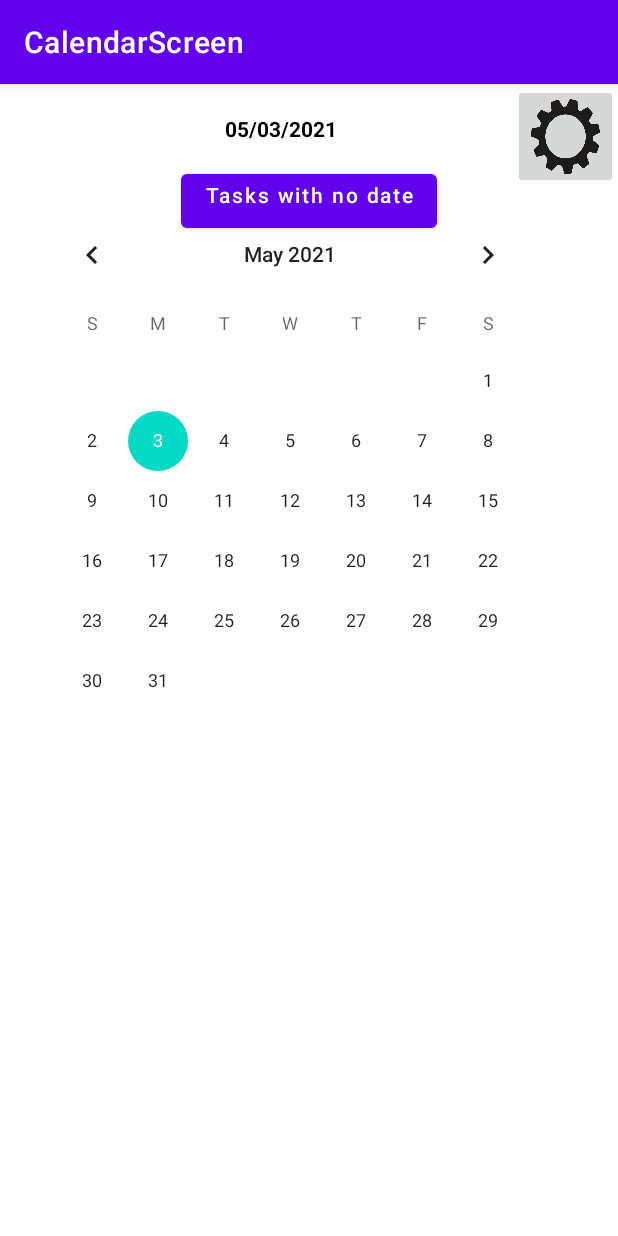
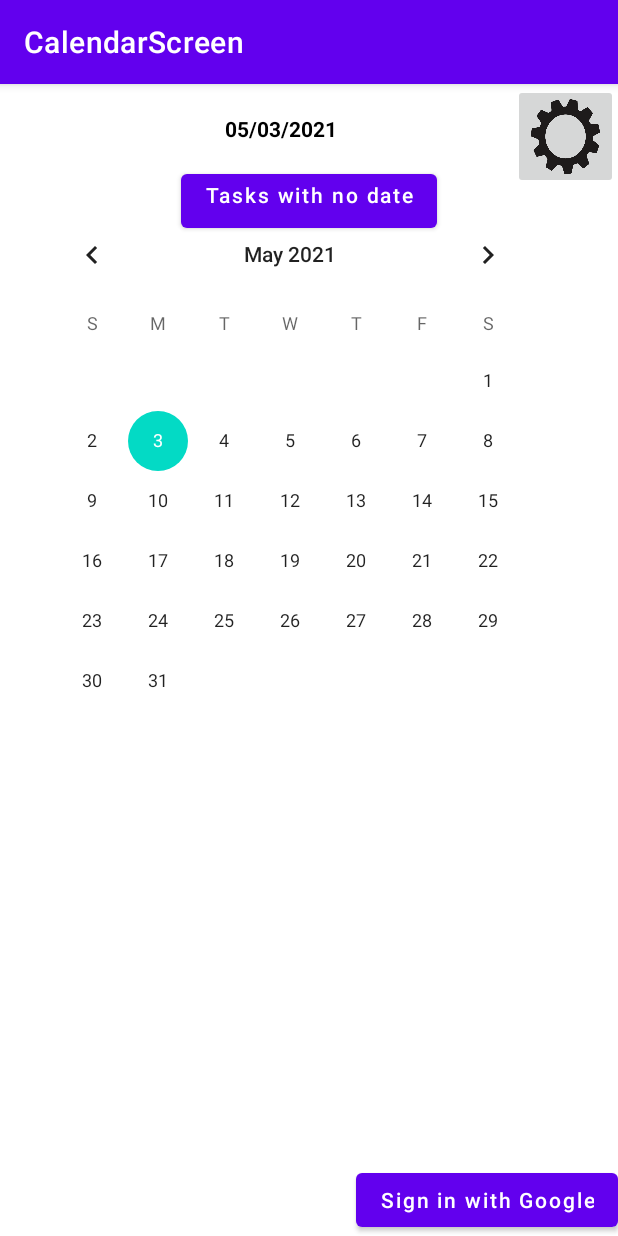
Before and after one commit to MatthewSpitzley/SimpleScheduler, an Android app: the CalendarScreen screen opened directly, with no data from a screen before it, on a phone screen of 412 x 824 dp. Run offline under Robolectric (Android 15) with nearby library versions, the phone set to English and light mode, and no system bars.

Commit message:
added credentials.json, added in a login activity, added a button to the calendar and tasklist screen that lead to the login activity

```diff
--- a/SimpleSchedulerApp/app/src/main/java/com/example/simpleschedulerproject/CalendarScreen.java
+++ b/SimpleSchedulerApp/app/src/main/java/com/example/simpleschedulerproject/CalendarScreen.java
@@ -34,7 +34,7 @@ public class CalendarScreen extends AppCompatActivity {
     private TextView dateView;
     private Button noDate;
     private ImageButton settingsBtn;
-    private Button taskListBtn;
+    private Button signInBtn;
     private TextView mTextView;
 
 
@@ -48,7 +48,7 @@ public class CalendarScreen extends AppCompatActivity {
         dateView = (TextView)findViewById(R.id.date_view);
         noDate = (Button)findViewById(R.id.noDate);
         settingsBtn = findViewById(R.id.settings);
-        //taskListBtn = findViewById(R.id.taskList);
+        signInBtn = findViewById(R.id.sign_in_button);
 
         SharedPreferences sharedPreferences = PreferenceManager.getDefaultSharedPreferences(this /* Activity context */);
         int dateDisplayFormat = 0;
@@ -77,13 +77,13 @@ public class CalendarScreen extends AppCompatActivity {
             }
         });
 
-        /*taskListBtn.setOnClickListener(new View.OnClickListener(){
+        signInBtn.setOnClickListener(new View.OnClickListener(){
             @Override
             public void onClick(View v){
-                Intent i = new Intent(CalendarScreen.this, MainActivity.class);
+                Intent i = new Intent(CalendarScreen.this, GoogleSignInActivity.class);
                 startActivity(i);
             }
-        });*/
+        });
 
         calendar.setOnDateChangeListener(new CalendarView.OnDateChangeListener(){
             @Override
--- a/SimpleSchedulerApp/app/src/main/java/com/example/simpleschedulerproject/SettingsActivity.java
+++ b/SimpleSchedulerApp/app/src/main/java/com/example/simpleschedulerproject/SettingsActivity.java
@@ -41,15 +41,15 @@ public class SettingsActivity extends AppCompatActivity {
         @Override
         public void onCreatePreferences(Bundle savedInstanceState, String rootKey) {
             setPreferencesFromResource(R.xml.root_preferences, rootKey);
-            Preference signInButton = findPreference(getString(R.string.GoogleSignIn));
+            //Preference signInButton = findPreference(getString(R.string.GoogleSignIn));
             Preference helpButton = findPreference(getString(R.string.help));
-            signInButton.setOnPreferenceClickListener(new Preference.OnPreferenceClickListener() {
+            /*signInButton.setOnPreferenceClickListener(new Preference.OnPreferenceClickListener() {
                 @Override
                 public boolean onPreferenceClick(Preference preference) {
 
                     return true;
                 }
-            });
+            });*/
             helpButton.setOnPreferenceClickListener(new Preference.OnPreferenceClickListener() {
                 @Override
                 public boolean onPreferenceClick(Preference preference) {
--- a/SimpleSchedulerApp/app/src/main/res/layout/activity_calendar_screen.xml
+++ b/SimpleSchedulerApp/app/src/main/res/layout/activity_calendar_screen.xml
@@ -46,11 +46,12 @@
         android:src="@drawable/gear"
         android:layout_alignParentEnd="true"/>
 
-    <!--<Button
-        android:id="@+id/taskList"
+    <Button
+        android:id="@+id/sign_in_button"
+        android:text="Sign in with Google"
+        android:textAllCaps="false"
         android:layout_width="wrap_content"
         android:layout_height="wrap_content"
-        android:layout_marginTop="54dp"420
-        android:layout_centerHorizontal="true"
-        android:text="Tasks List Screen"/>-->
+        android:layout_alignParentBottom="true"
+        android:layout_alignParentEnd="true"/>
 </RelativeLayout>
--- a/SimpleSchedulerApp/app/src/main/res/values/strings.xml
+++ b/SimpleSchedulerApp/app/src/main/res/values/strings.xml
@@ -53,6 +53,7 @@
     -->
     <string name="hello_world">Hello Square World!</string>
     <string name="title_activity_launcher_fake">LauncherFakeActivity</string>
+    <string name="title_activity_google_sign_in">GoogleSignInActivity</string>
 
 
 </resources>
--- a/SimpleSchedulerApp/app/src/main/res/xml/root_preferences.xml
+++ b/SimpleSchedulerApp/app/src/main/res/xml/root_preferences.xml
@@ -59,12 +59,12 @@
             />
     </PreferenceCategory>
 
-    <PreferenceCategory app:title="@string/GoogleSignIn">
+    <!--<PreferenceCategory app:title="@string/GoogleSignIn">
         <Preference
             app:title="Google Sign In"
             app:key="@string/GoogleSignIn"
             app:summary="Sign into your Google account to synchronize your data through multiple devices"
             />
-    </PreferenceCategory>
+    </PreferenceCategory>-->
 
 </PreferenceScreen>
```
Also changed, not shown: SimpleSchedulerApp/app/src/main/AndroidManifest.xml (+7 -6 lines), SimpleSchedulerApp/app/src/main/java/com/example/simpleschedulerproject/GoogleSignInActivity.java (added, +81 -0 lines), SimpleSchedulerApp/app/src/main/java/com/example/simpleschedulerproject/MainActivity.java (+7 -5 lines), SimpleSchedulerApp/app/src/main/res/layout/activity_google_sign_in.xml (added, +18 -0 lines), SimpleSchedulerApp/app/src/main/res/layout/activity_main.xml (+9 -3 lines), 1 other file.
